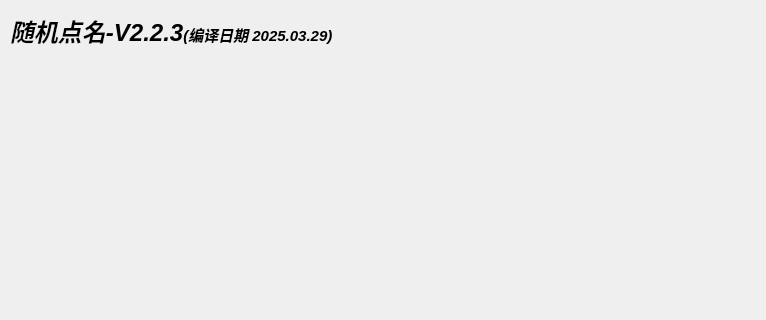
Old version of the form bin/main.ui in the repository Xiaoxiaoyu1321/Random-roll-call; both pictures show x 0 to 766 and y 0 to 320 of the 766 by 482 pixel window.
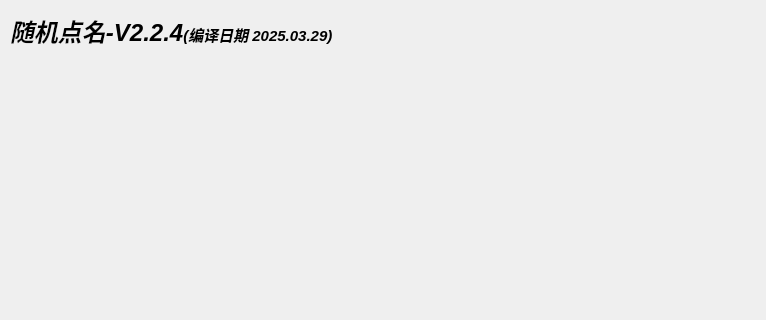
New version of the form.

What changed in the file:
```diff
--- a/bin/main.ui
+++ b/bin/main.ui
@@ -24,7 +24,7 @@
      </rect>
     </property>
     <property name="text">
-     <string>&lt;html&gt;&lt;head/&gt;&lt;body&gt;&lt;p&gt;&lt;span style=&quot; font-size:18pt; font-weight:600; font-style:italic;&quot;&gt;随机点名-V2.2.3&lt;/span&gt;&lt;span style=&quot; font-size:11pt; font-weight:600; font-style:italic;&quot;&gt;(编译日期 2025.03.29)&lt;/span&gt;&lt;/p&gt;&lt;/body&gt;&lt;/html&gt;</string>
+     <string>&lt;html&gt;&lt;head/&gt;&lt;body&gt;&lt;p&gt;&lt;span style=&quot; font-size:18pt; font-weight:600; font-style:italic;&quot;&gt;随机点名-V2.2.4&lt;/span&gt;&lt;span style=&quot; font-size:11pt; font-weight:600; font-style:italic;&quot;&gt;(编译日期 2025.03.29)&lt;/span&gt;&lt;/p&gt;&lt;/body&gt;&lt;/html&gt;</string>
     </property>
    </widget>
    <widget class="QLabel" name="label_2">
```
